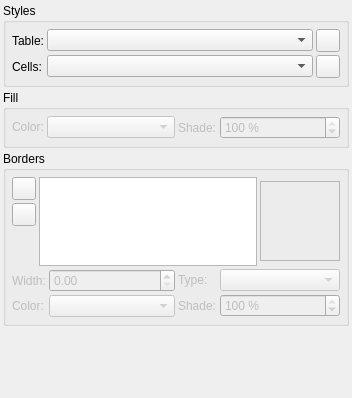
The window that scribus/ui/propertiespalette_tablebase.ui (alpsuneer/scribus) describes before a commit, drawn with Qt 5.
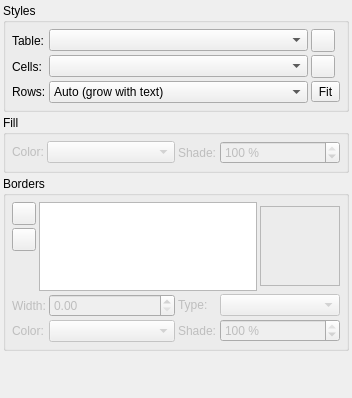
The same window after the commit. Custom widgets are drawn as their Qt base class.

```diff
--- a/scribus/ui/propertiespalette_tablebase.ui
+++ b/scribus/ui/propertiespalette_tablebase.ui
@@ -113,6 +113,40 @@
         </property>
        </widget>
       </item>
+      <item row="2" column="0">
+       <widget class="QLabel" name="labelRowHeight">
+        <property name="text">
+         <string>Rows:</string>
+        </property>
+       </widget>
+      </item>
+      <item row="2" column="1">
+       <widget class="QComboBox" name="rowHeightMode">
+        <property name="toolTip">
+         <string>Row height: Auto = rows grow downward while typing; Fixed = rows keep their height and an overflowing cell shows the red marker</string>
+        </property>
+        <item>
+         <property name="text">
+          <string>Auto (grow with text)</string>
+         </property>
+        </item>
+        <item>
+         <property name="text">
+          <string>Fixed</string>
+         </property>
+        </item>
+       </widget>
+      </item>
+      <item row="2" column="2">
+       <widget class="QToolButton" name="fitRowsButton">
+        <property name="toolTip">
+         <string>Fit rows to text: every row as high as its tallest cell text</string>
+        </property>
+        <property name="text">
+         <string>Fit</string>
+        </property>
+       </widget>
+      </item>
      </layout>
     </widget>
    </item>
```
